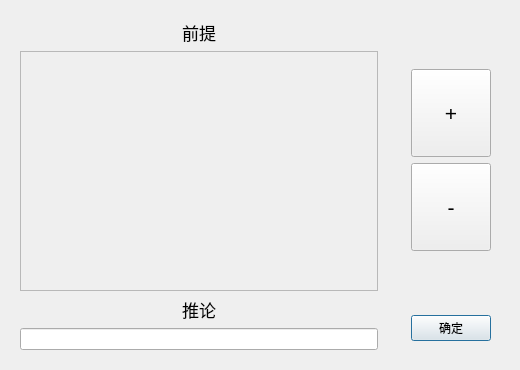
Qt form addrulesdialog.ui (YoferChen/AnimalRecognitionSystem_Qt5) before a commit.
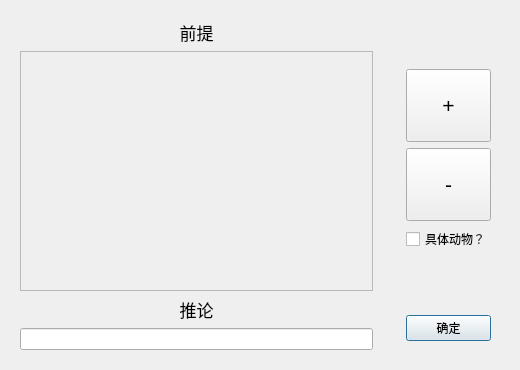
The same form after that commit.

Patch:
```diff
--- a/addrulesdialog.ui
+++ b/addrulesdialog.ui
@@ -42,7 +42,7 @@
           <rect>
            <x>0</x>
            <y>0</y>
-           <width>343</width>
+           <width>319</width>
            <height>236</height>
           </rect>
          </property>
@@ -134,6 +134,19 @@
            </property>
           </widget>
          </item>
+         <item>
+          <widget class="QCheckBox" name="checkBox_isAnimal">
+           <property name="sizePolicy">
+            <sizepolicy hsizetype="Minimum" vsizetype="Fixed">
+             <horstretch>0</horstretch>
+             <verstretch>0</verstretch>
+            </sizepolicy>
+           </property>
+           <property name="text">
+            <string>具体动物？</string>
+           </property>
+          </widget>
+         </item>
         </layout>
        </widget>
       </item>
```
